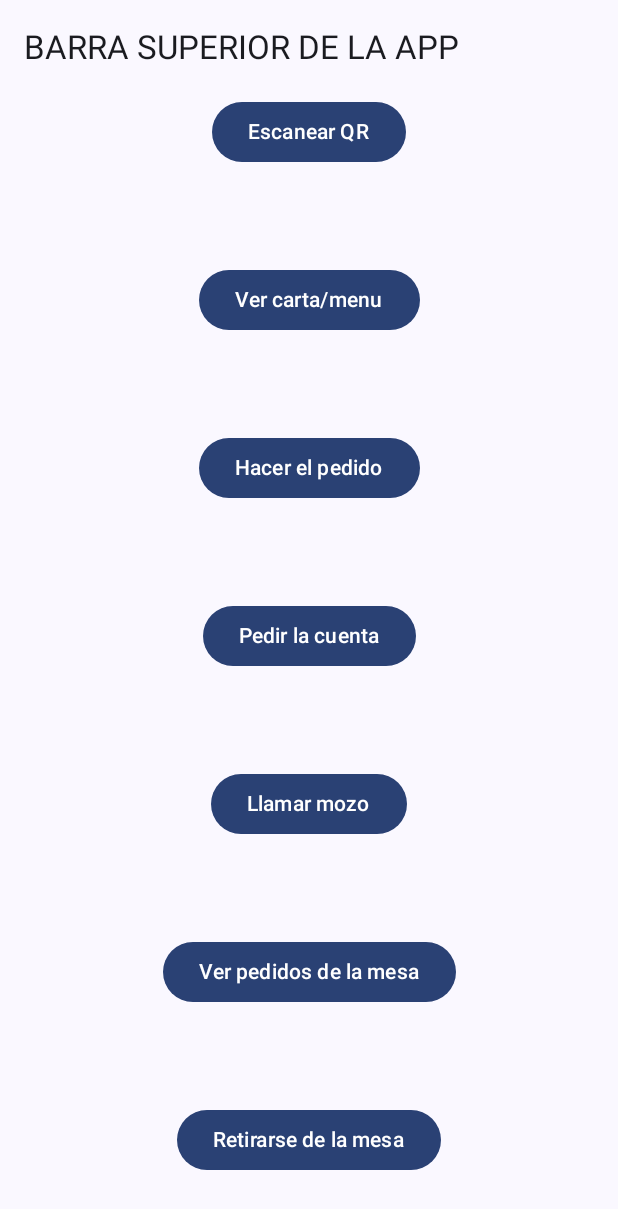
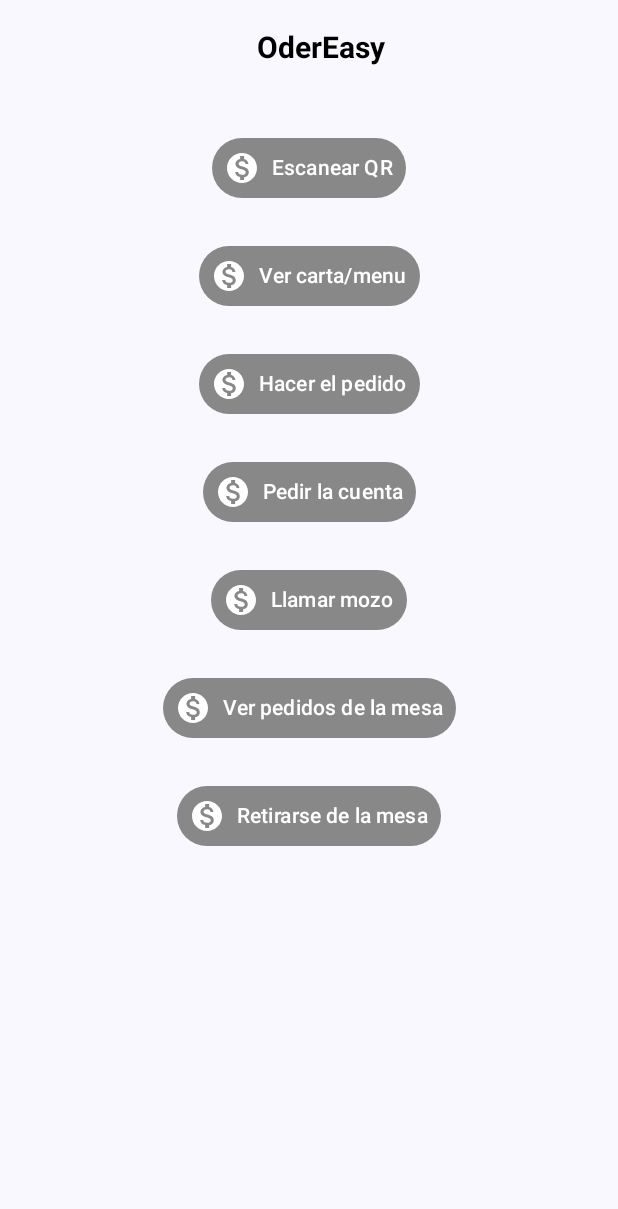
Before and after one commit to UTN-FRBA-Mobile/OrderEasy, an Android app built with Jetpack Compose: the composable MainMenu shown on its own in the app's theme, on a phone screen of 412 x 824 dp. Shown: the top 1209 px of the screen. Run offline under Robolectric (Android 15) with nearby library versions, the phone set to English and light mode, and no system bars; network calls fail.

Commit message:
screen main menu

```diff
--- a/app/src/main/java/ar/edu/utn/frba/mobile/tpdesarrolloappsdispmov/screens/MainMenu.kt
+++ b/app/src/main/java/ar/edu/utn/frba/mobile/tpdesarrolloappsdispmov/screens/MainMenu.kt
@@ -1,75 +1,106 @@
 package ar.edu.utn.frba.mobile.tpdesarrolloappsdispmov.screens
 
-import androidx.compose.foundation.layout.Column
-import androidx.compose.foundation.layout.fillMaxSize
+import androidx.annotation.DrawableRes
+import androidx.compose.foundation.layout.Arrangement
+import androidx.compose.foundation.layout.PaddingValues
+import androidx.compose.foundation.layout.Row
 import androidx.compose.foundation.layout.fillMaxWidth
 import androidx.compose.foundation.layout.padding
 import androidx.compose.foundation.layout.wrapContentSize
+import androidx.compose.foundation.lazy.LazyColumn
 import androidx.compose.material3.Button
+import androidx.compose.material3.ButtonDefaults
+import androidx.compose.material3.ExperimentalMaterial3Api
+import androidx.compose.material3.Icon
 import androidx.compose.material3.Scaffold
 import androidx.compose.material3.Text
-import androidx.compose.material3.TopAppBar
 import androidx.compose.runtime.Composable
+import androidx.compose.ui.Alignment
 import androidx.compose.ui.Modifier
+import androidx.compose.ui.graphics.Color
+import androidx.compose.ui.res.painterResource
+import androidx.compose.ui.unit.dp
 import androidx.navigation.NavController
+import ar.edu.utn.frba.mobile.tpdesarrolloappsdispmov.R
 
+@OptIn(ExperimentalMaterial3Api::class)
 @Composable
 fun MainMenu(navCont: NavController) {
-    Scaffold (
+    Scaffold(
         topBar = {
-            TopAppBar(title = { Text(text = "BARRA SUPERIOR DE LA APP") })
+            OderEasyTopAppBar()
         },
         content = { innerPadding ->
-            Column (modifier = Modifier.fillMaxSize()){
-                Button(
-                    onClick = {navCont.navigate(route="scanqr")},
-                    modifier = Modifier.fillMaxWidth().padding(innerPadding).wrapContentSize()
-                ) {
-                    Text(text = "Escanear QR")
+            LazyColumn(
+                contentPadding = PaddingValues(
+                    start = 16.dp,
+                    top = 16.dp + innerPadding.calculateTopPadding(),
+                    end = 16.dp,
+                    bottom = 16.dp + innerPadding.calculateBottomPadding()
+                ),
+                verticalArrangement = Arrangement.spacedBy(8.dp)
+            ) {
+                item {
+                    MenuButton("Escanear QR", R.drawable.icon_notification_pay) { //TODO: buscar icono para el boton
+                        navCont.navigate(route = "scanqr")
+                    }
                 }
-                Button(
-                    onClick = {navCont.navigate(route="readmenu")},
-                    modifier = Modifier
-                        .fillMaxWidth().padding(innerPadding).wrapContentSize()
-                ) {
-                    Text(text = "Ver carta/menu")
+                item {
+                    MenuButton("Ver carta/menu", R.drawable.icon_notification_pay) { //TODO: buscar icono para el boton
+                        navCont.navigate(route = "readmenu")
+                    }
                 }
-                Button(
-                    onClick = {navCont.navigate(route="makeorder")},
-                    modifier = Modifier
-                        .fillMaxWidth().padding(innerPadding).wrapContentSize()
-                ) {
-                    Text(text = "Hacer el pedido")
+                item {
+                    MenuButton("Hacer el pedido", R.drawable.icon_notification_pay) { //TODO: buscar icono para el boton
+                        navCont.navigate(route = "makeorder")
+                    }
                 }
-                Button(
-                    onClick = {navCont.navigate(route="requestticket")},
-                    modifier = Modifier
-                        .fillMaxWidth().padding(innerPadding).wrapContentSize()
-                ) {
-                    Text(text = "Pedir la cuenta")
+                item {
+                    MenuButton("Pedir la cuenta", R.drawable.icon_notification_pay) { //TODO: buscar icono para el boton
+                        navCont.navigate(route = "requestticket")
+                    }
                 }
-                Button(
-                    onClick = {navCont.navigate(route="callmozo")},
-                    modifier = Modifier
-                        .fillMaxWidth().padding(innerPadding).wrapContentSize()
-                ) {
-                    Text(text = "Llamar mozo")
+                item {
+                    MenuButton("Llamar mozo", R.drawable.icon_notification_pay) { //TODO: buscar icono para el boton
+                        navCont.navigate(route = "callmozo")
+                    }
                 }
-                Button(
-                    onClick = {navCont.navigate(route="ordersstate")},
-                    modifier = Modifier
-                        .fillMaxWidth().padding(innerPadding).wrapContentSize()
-                ) {
-                    Text(text = "Ver pedidos de la mesa")
+                item {
+                    MenuButton("Ver pedidos de la mesa", R.drawable.icon_notification_pay) { //TODO: buscar icono para el boton
+                        navCont.navigate(route = "ordersstate")
+                    }
                 }
-                Button(
-                    onClick = {navCont.navigate(route="closetable")},
-                    modifier = Modifier
-                        .fillMaxWidth().padding(innerPadding).wrapContentSize()
-                ) {
-                    Text(text = "Retirarse de la mesa")
+                item {
+                    MenuButton("Retirarse de la mesa", R.drawable.icon_notification_pay) { //TODO: buscar icono para el boton
+                        navCont.navigate(route = "closetable")
+                    }
                 }
             }
         }
     )
 }
+
+@Composable
+fun MenuButton(text: String, @DrawableRes iconId: Int, onClick: () -> Unit) {
+    Button(
+        onClick = onClick,
+        modifier = Modifier
+            .fillMaxWidth()
+            .padding(horizontal = 16.dp, vertical = 8.dp)
+            .wrapContentSize(),
+        colors = ButtonDefaults.buttonColors(containerColor = Color.Gray),
+        contentPadding = PaddingValues(8.dp)
+    ) {
+        Row(
+            verticalAlignment = Alignment.CenterVertically,
+            horizontalArrangement = Arrangement.spacedBy(8.dp)
+        ) {
+            Icon(
+                painter = painterResource(id = iconId),
+                contentDescription = null,
+                tint = Color.White
+            )
+            Text(text = text)
+        }
+    }
+}
```
